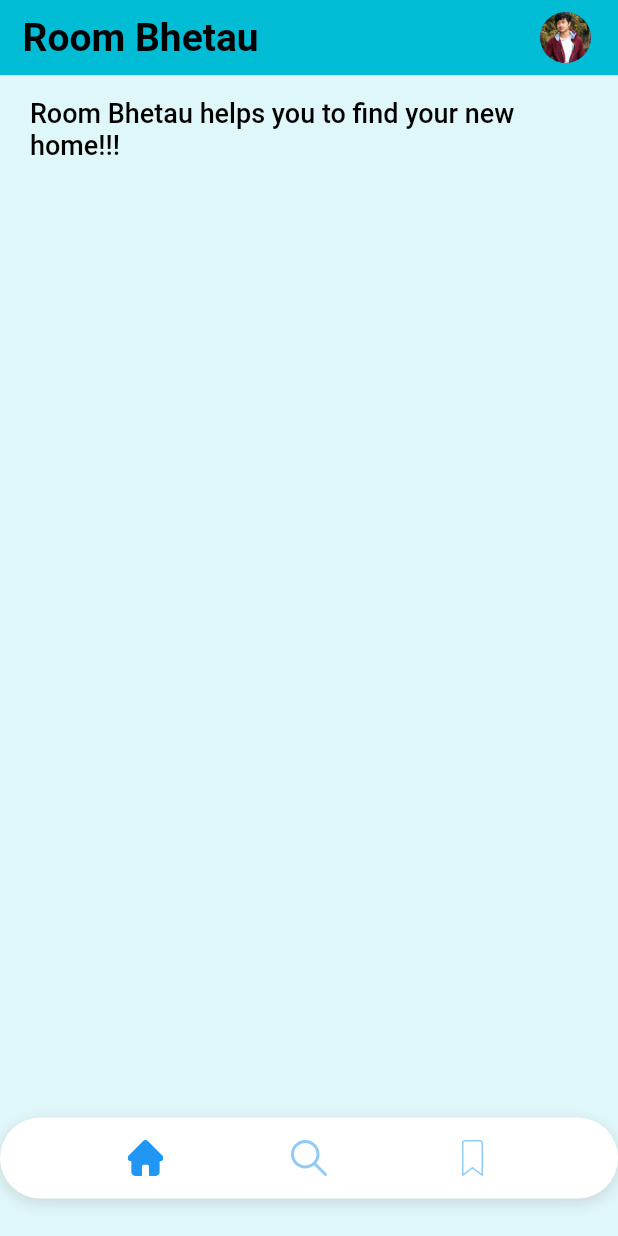
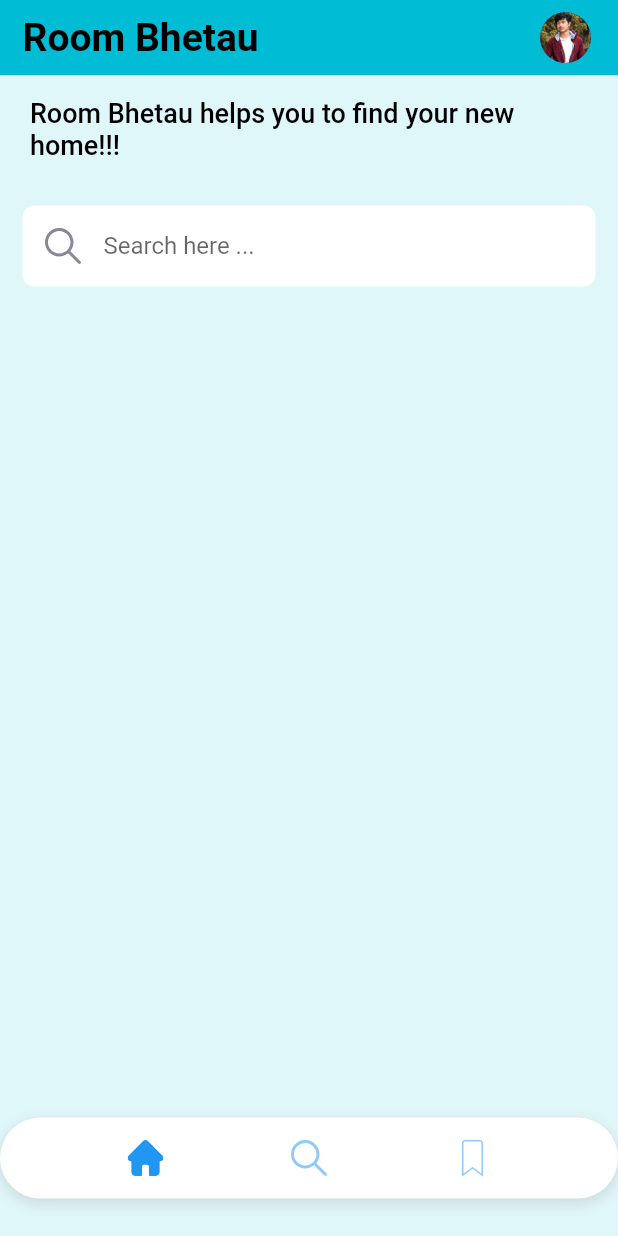
Before and after one commit to Cyantosh0/learn_flutter, a Flutter app: the screen it shows after launch, on a phone screen of 412 x 824 dp. Run offline on Flutter 3.47's test engine with Material 2 defaults, Android fonts, the phone set to English and light mode, and no system bars; our stand-ins replace flutter_svg.

Commit message:
Add search input field

```diff
--- a/lib/src/screens/home/home.dart
+++ b/lib/src/screens/home/home.dart
@@ -2,6 +2,7 @@ import 'package:flutter/material.dart';
 import 'package:learn_flutter/src/screens/home/widgets/bottom_navigation_bar.dart';
 import 'package:learn_flutter/src/screens/home/widgets/header.dart';
 import 'package:learn_flutter/src/screens/home/widgets/page_description.dart';
+import 'package:learn_flutter/src/screens/home/widgets/search_input.dart';
 
 class HomePage extends StatelessWidget {
   @override
@@ -12,7 +13,7 @@ class HomePage extends StatelessWidget {
       body: SingleChildScrollView(
         child: Column(
           crossAxisAlignment: CrossAxisAlignment.start,
-          children: [PageDescription()],
+          children: [PageDescription(), SearchInput()],
         ),
       ),
       bottomNavigationBar: CustomBottomNavigationBar(),
--- /dev/null
+++ b/lib/src/screens/home/widgets/search_input.dart
@@ -0,0 +1,26 @@
+import 'package:flutter/material.dart';
+import 'package:flutter_svg/flutter_svg.dart';
+
+class SearchInput extends StatelessWidget {
+  @override
+  Widget build(BuildContext context) {
+    return Container(
+      padding: EdgeInsets.all(15),
+      child: TextField(
+        decoration: InputDecoration(
+            fillColor: Colors.white,
+            filled: true,
+            border: OutlineInputBorder(
+              borderSide: BorderSide.none,
+              borderRadius: BorderRadius.circular(8),
+            ),
+            hintText: 'Search here ...',
+            prefixIcon: Container(
+              padding: EdgeInsets.all(15),
+              child: SvgPicture.asset('assets/icons/search.svg'),
+            ),
+            contentPadding: EdgeInsets.all(2)),
+      ),
+    );
+  }
+}
```
